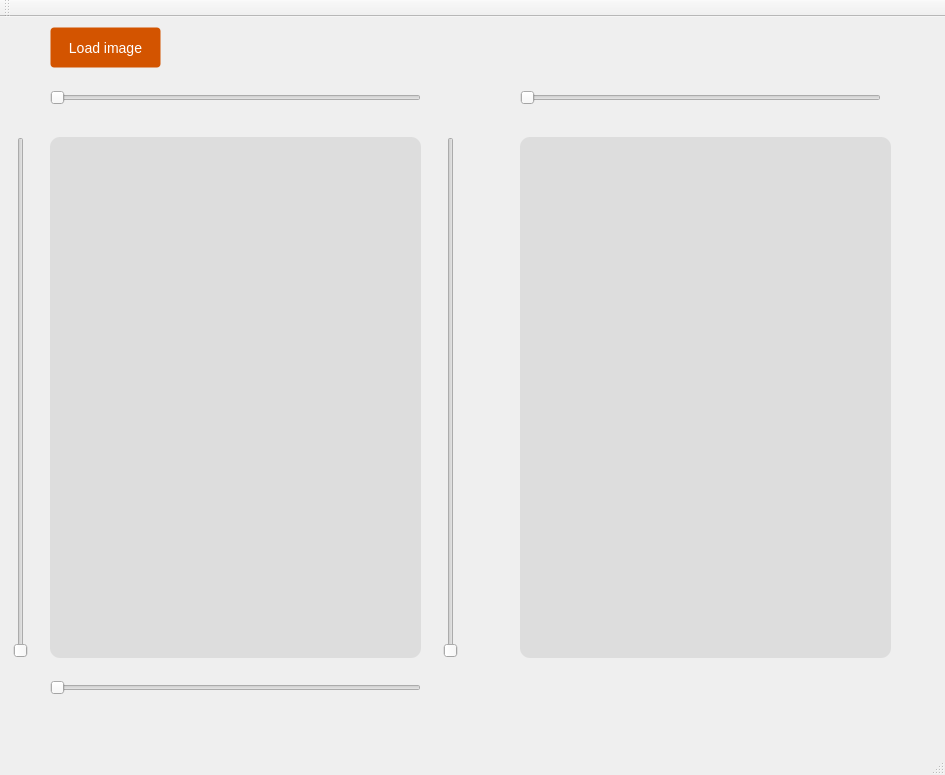
BuicuFlorian/computer-vision-projects, file ReduceNumberOfColosFromROI/mainwindow.ui: the form before one commit.
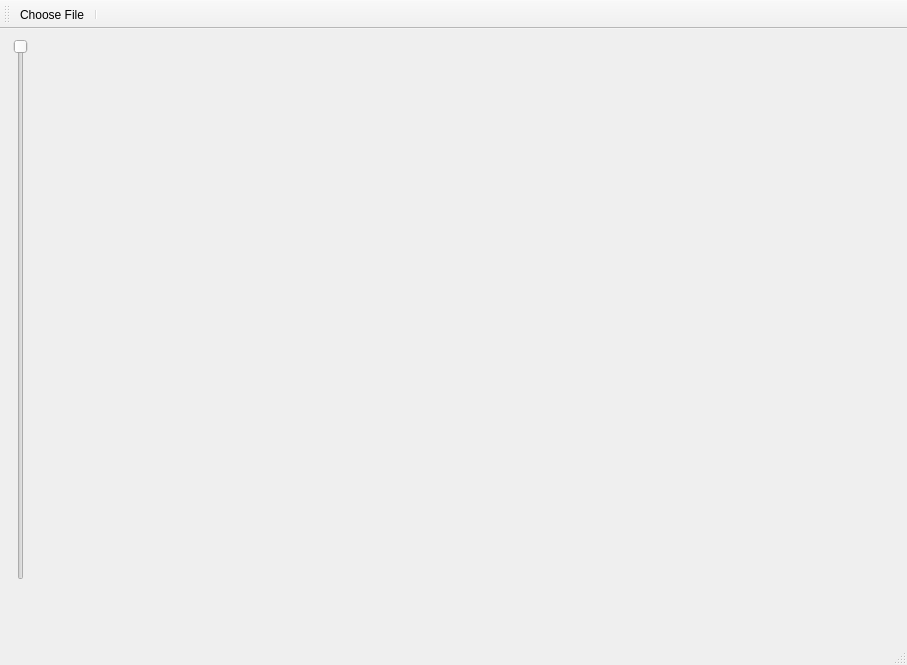
The form after the commit. Icons and pictures are not drawn. Custom widgets are drawn as their Qt base class.

Commit message: Remove sliders.

Diff of the .ui file:
```diff
--- a/ReduceNumberOfColosFromROI/mainwindow.ui
+++ b/ReduceNumberOfColosFromROI/mainwindow.ui
@@ -6,115 +6,34 @@
    <rect>
     <x>0</x>
     <y>0</y>
-    <width>945</width>
-    <height>775</height>
+    <width>907</width>
+    <height>665</height>
    </rect>
   </property>
   <property name="windowTitle">
    <string>MainWindow</string>
   </property>
   <widget class="QWidget" name="centralWidget">
-   <widget class="QPushButton" name="loadImgBtn">
+   <widget class="MyLabel" name="firstImage">
     <property name="geometry">
      <rect>
-      <x>50</x>
+      <x>40</x>
       <y>10</y>
-      <width>111</width>
-      <height>41</height>
+      <width>401</width>
+      <height>541</height>
      </rect>
     </property>
-    <property name="styleSheet">
-     <string notr="true">color: #fff;
-background-color: #d35400;
-border-color: #357ebd;
-font-size: 14px;
-font-weight: normal;
-border-radius: 4px;
-text-align: center;
-vertical-align: middle;
-border: 1px solid transparent;
-padding: 10px 16px;</string>
+    <property name="mouseTracking">
+     <bool>true</bool>
     </property>
-    <property name="text">
-     <string>Load image</string>
-    </property>
-   </widget>
-   <widget class="QLabel" name="firstImage">
-    <property name="geometry">
-     <rect>
-      <x>50</x>
-      <y>120</y>
-      <width>371</width>
-      <height>521</height>
-     </rect>
-    </property>
     <property name="styleSheet">
-     <string notr="true">background: #dddddd;
-border-radius: 10px;</string>
+     <string notr="true"/>
     </property>
-    <property name="text">
-     <string/>
+    <property name="frameShape">
+     <enum>QFrame::NoFrame</enum>
     </property>
-   </widget>
-   <widget class="QSlider" name="horizontalSlider">
-    <property name="geometry">
-     <rect>
-      <x>50</x>
-      <y>70</y>
-      <width>371</width>
-      <height>22</height>
-     </rect>
-    </property>
-    <property name="maximum">
-     <number>1000</number>
-    </property>
-    <property name="orientation">
-     <enum>Qt::Horizontal</enum>
-    </property>
-   </widget>
-   <widget class="QSlider" name="verticalSlider">
-    <property name="geometry">
-     <rect>
-      <x>10</x>
-      <y>120</y>
-      <width>22</width>
-      <height>521</height>
-     </rect>
-    </property>
-    <property name="maximum">
-     <number>1000</number>
-    </property>
-    <property name="orientation">
-     <enum>Qt::Vertical</enum>
-    </property>
-   </widget>
-   <widget class="QLabel" name="label_2">
-    <property name="geometry">
-     <rect>
-      <x>50</x>
-      <y>100</y>
-      <width>41</width>
-      <height>16</height>
-     </rect>
-    </property>
-    <property name="styleSheet">
-     <string notr="true">font: 14pt &quot;Consolas&quot;;</string>
-    </property>
-    <property name="text">
-     <string/>
-    </property>
-   </widget>
-   <widget class="QLabel" name="label_3">
-    <property name="geometry">
-     <rect>
-      <x>10</x>
-      <y>650</y>
-      <width>31</width>
-      <height>16</height>
-     </rect>
-    </property>
-    <property name="styleSheet">
-     <string notr="true">font: 14pt &quot;Consolas&quot;;</string>
+    <property name="frameShadow">
+     <enum>QFrame::Plain</enum>
     </property>
     <property name="text">
      <string/>
@@ -123,15 +42,14 @@
    <widget class="QLabel" name="secondImage">
     <property name="geometry">
      <rect>
-      <x>520</x>
-      <y>120</y>
-      <width>371</width>
-      <height>521</height>
+      <x>480</x>
+      <y>10</y>
+      <width>401</width>
+      <height>541</height>
      </rect>
     </property>
     <property name="styleSheet">
-     <string notr="true">background: #dddddd;
-border-radius: 10px;</string>
+     <string notr="true"/>
     </property>
     <property name="text">
      <string/>
@@ -140,94 +58,36 @@
    <widget class="QSlider" name="reduceColorsSlider">
     <property name="geometry">
      <rect>
-      <x>520</x>
-      <y>70</y>
-      <width>361</width>
-      <height>22</height>
+      <x>10</x>
+      <y>10</y>
+      <width>21</width>
+      <height>541</height>
      </rect>
     </property>
     <property name="maximum">
      <number>200</number>
     </property>
-    <property name="orientation">
-     <enum>Qt::Horizontal</enum>
-    </property>
-   </widget>
-   <widget class="QLabel" name="label_5">
-    <property name="geometry">
-     <rect>
-      <x>520</x>
-      <y>100</y>
-      <width>41</width>
-      <height>16</height>
-     </rect>
-    </property>
-    <property name="styleSheet">
-     <string notr="true">font: 14pt &quot;Consolas&quot;;</string>
-    </property>
-    <property name="text">
-     <string/>
-    </property>
-   </widget>
-   <widget class="QSlider" name="verticalSlider_2">
-    <property name="geometry">
-     <rect>
-      <x>440</x>
-      <y>120</y>
-      <width>22</width>
-      <height>521</height>
-     </rect>
-    </property>
-    <property name="maximum">
-     <number>1000</number>
+    <property name="sliderPosition">
+     <number>0</number>
     </property>
     <property name="orientation">
      <enum>Qt::Vertical</enum>
     </property>
-   </widget>
-   <widget class="QSlider" name="horizontalSlider_2">
-    <property name="geometry">
-     <rect>
-      <x>50</x>
-      <y>660</y>
-      <width>371</width>
-      <height>22</height>
-     </rect>
-    </property>
-    <property name="maximum">
-     <number>1000</number>
-    </property>
-    <property name="orientation">
-     <enum>Qt::Horizontal</enum>
+    <property name="invertedAppearance">
+     <bool>true</bool>
     </property>
    </widget>
    <widget class="QLabel" name="label">
     <property name="geometry">
      <rect>
-      <x>50</x>
-      <y>690</y>
-      <width>47</width>
-      <height>13</height>
+      <x>10</x>
+      <y>570</y>
+      <width>41</width>
+      <height>21</height>
      </rect>
     </property>
     <property name="styleSheet">
-     <string notr="true">font: 14pt &quot;Consolas&quot;;</string>
-    </property>
-    <property name="text">
-     <string/>
-    </property>
-   </widget>
-   <widget class="QLabel" name="label_4">
-    <property name="geometry">
-     <rect>
-      <x>440</x>
-      <y>660</y>
-      <width>31</width>
-      <height>16</height>
-     </rect>
-    </property>
-    <property name="styleSheet">
-     <string notr="true">font: 14pt &quot;Consolas&quot;;</string>
+     <string notr="true">font: 12pt &quot;Comic Sans MS&quot;;</string>
     </property>
     <property name="text">
      <string/>
@@ -251,11 +111,34 @@
    <attribute name="toolBarBreak">
     <bool>false</bool>
    </attribute>
+   <addaction name="chooseFileBtn"/>
+   <addaction name="separator"/>
   </widget>
   <widget class="QStatusBar" name="statusBar"/>
+  <action name="chooseFileBtn">
+   <property name="icon">
+    <iconset resource="resources.qrc">
+     <normaloff>:/images/icons/folder.png</normaloff>:/images/icons/folder.png</iconset>
+   </property>
+   <property name="text">
+    <string>Choose File</string>
+   </property>
+   <property name="toolTip">
+    <string>Choose File</string>
+   </property>
+  </action>
  </widget>
  <layoutdefault spacing="6" margin="11"/>
- <resources/>
+ <customwidgets>
+  <customwidget>
+   <class>MyLabel</class>
+   <extends>QLabel</extends>
+   <header location="global">mylabel.h</header>
+  </customwidget>
+ </customwidgets>
+ <resources>
+  <include location="resources.qrc"/>
+ </resources>
  <connections>
   <connection>
    <sender>horizontalSlider</sender>
```
Left out of the diff: 74 changed lines with no effect on the pictures. The commit also changes 2 other files.
